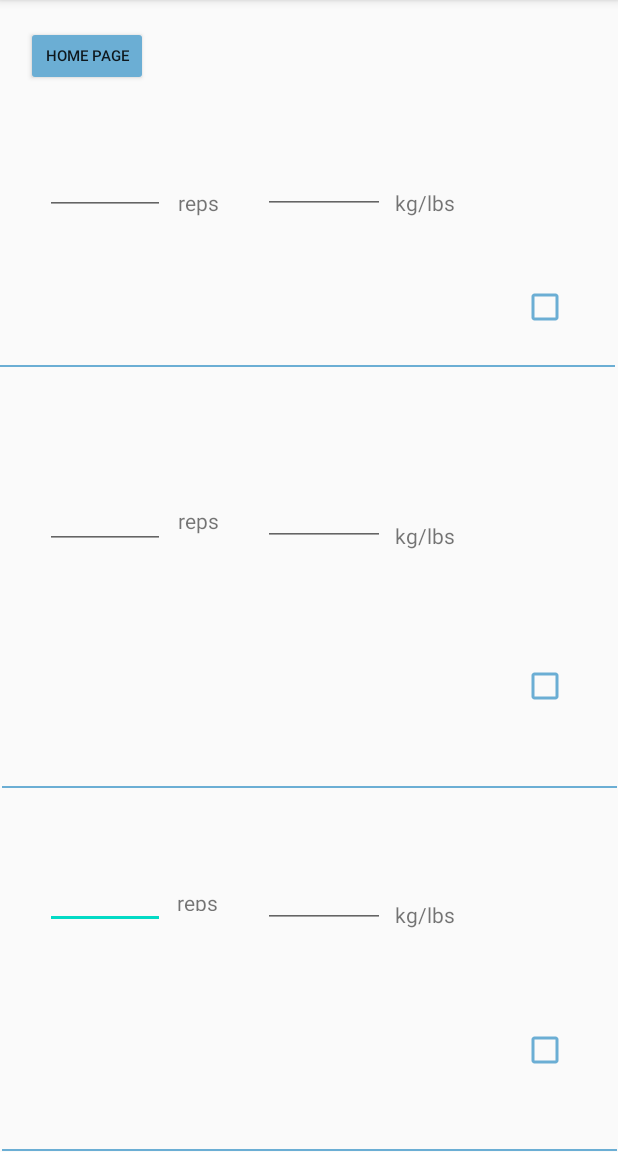
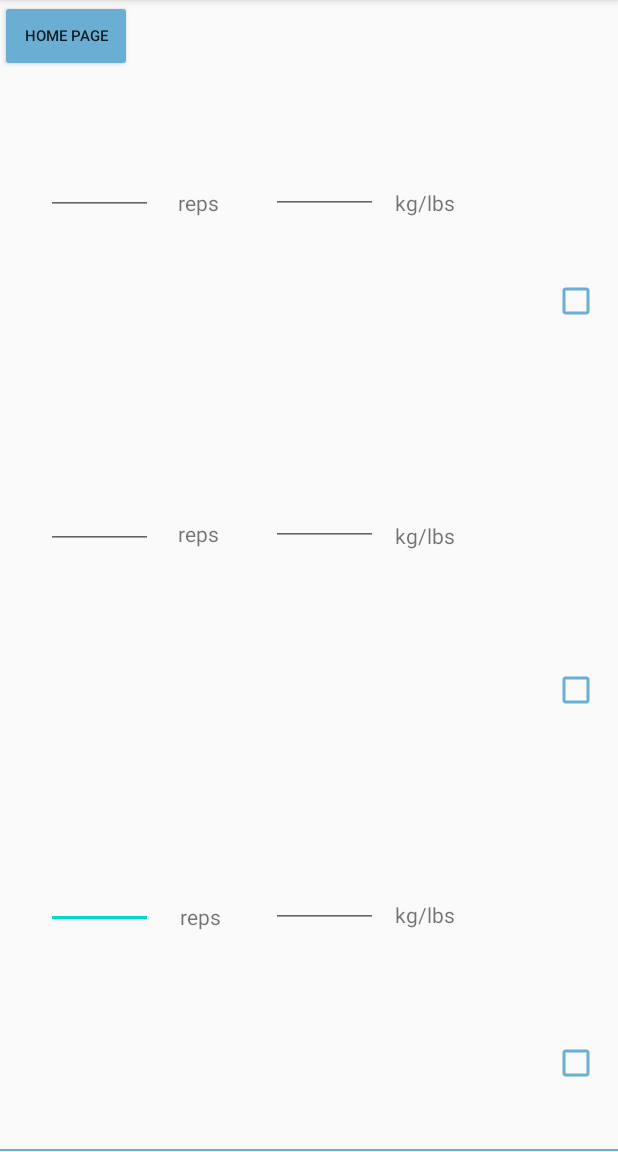
Before and after one commit to syyyl7/AppJPSS, an Android app: the pushups screen opened directly, with no data from a screen before it, on a phone screen of 412 x 824 dp, the part 84-1236 px from its top. Run offline under Robolectric (Android 15) with nearby library versions, the phone set to English and light mode, and no system bars.

Commit message:
project corrections

```diff
--- a/app/src/main/res/layout/activity_pushups.xml
+++ b/app/src/main/res/layout/activity_pushups.xml
@@ -8,33 +8,32 @@
 
     <View
         android:id="@+id/view3"
-        android:layout_width="410dp"
-        android:layout_height="245dp"
+        android:layout_width="wrap_content"
+        android:layout_height="wrap_content"
+        android:background="@drawable/border"
         app:layout_constraintBottom_toBottomOf="parent"
         app:layout_constraintEnd_toEndOf="parent"
         app:layout_constraintHorizontal_bias="0.5"
         app:layout_constraintStart_toStartOf="parent"
         app:layout_constraintTop_toTopOf="parent"
-        app:layout_constraintVertical_bias="1.0"
-        android:background="@drawable/border"/>
+        app:layout_constraintVertical_bias="1.0" />
 
 
     <TextView
         android:id="@+id/textView7"
-        android:layout_width="34dp"
-        android:layout_height="15dp"
-        android:layout_marginTop="452dp"
+        android:layout_width="wrap_content"
+        android:layout_height="wrap_content"
         android:text="reps"
         app:layout_constraintBottom_toBottomOf="parent"
         app:layout_constraintEnd_toEndOf="parent"
         app:layout_constraintHorizontal_bias="0.312"
         app:layout_constraintStart_toStartOf="parent"
         app:layout_constraintTop_toTopOf="parent"
-        app:layout_constraintVertical_bias="0.465" />
+        app:layout_constraintVertical_bias="0.803" />
 
     <EditText
         android:id="@+id/editTextNumber5"
-        android:layout_width="80dp"
+        android:layout_width="71dp"
         android:layout_height="41dp"
         android:ems="10"
         android:inputType="number"
@@ -47,8 +46,8 @@
 
     <CheckBox
         android:id="@+id/checkBox3"
-        android:layout_width="53dp"
-        android:layout_height="50dp"
+        android:layout_width="wrap_content"
+        android:layout_height="wrap_content"
         android:buttonTint="#6BAED4"
         app:layout_constraintBottom_toBottomOf="parent"
         app:layout_constraintEnd_toEndOf="parent"
@@ -59,20 +58,19 @@
 
     <View
         android:id="@+id/view2"
-        android:layout_width="410dp"
-        android:layout_height="0dp"
-        android:layout_marginBottom="241dp"
+        android:layout_width="wrap_content"
+        android:layout_height="wrap_content"
+        android:background="@drawable/border"
         app:layout_constraintBottom_toBottomOf="parent"
         app:layout_constraintEnd_toEndOf="parent"
         app:layout_constraintHorizontal_bias="0.5"
         app:layout_constraintStart_toStartOf="parent"
         app:layout_constraintTop_toBottomOf="@+id/button6"
-        app:layout_constraintVertical_bias="0.504"
-        android:background="@drawable/border"/>
+        app:layout_constraintVertical_bias="0.504" />
 
     <EditText
         android:id="@+id/editTextNumber4"
-        android:layout_width="81dp"
+        android:layout_width="71dp"
         android:layout_height="40dp"
         android:ems="10"
         android:inputType="number"
@@ -85,7 +83,7 @@
 
     <EditText
         android:id="@+id/editTextNumber6"
-        android:layout_width="81dp"
+        android:layout_width="71dp"
         android:layout_height="40dp"
         android:ems="10"
         android:inputType="number"
@@ -100,17 +98,17 @@
         android:id="@+id/textView5"
         android:layout_width="wrap_content"
         android:layout_height="wrap_content"
-        android:layout_marginTop="212dp"
         android:text="reps"
         app:layout_constraintBottom_toBottomOf="parent"
         app:layout_constraintEnd_toEndOf="parent"
         app:layout_constraintHorizontal_bias="0.308"
         app:layout_constraintStart_toStartOf="parent"
         app:layout_constraintTop_toTopOf="parent"
-        app:layout_constraintVertical_bias="0.234" />
+        app:layout_constraintVertical_bias="0.462" />
+
     <EditText
         android:id="@+id/editTextNumber3"
-        android:layout_width="80dp"
+        android:layout_width="71dp"
         android:layout_height="41dp"
         android:ems="10"
         android:inputType="number"
@@ -123,17 +121,13 @@
 
     <View
         android:id="@+id/view"
-        android:layout_width="410dp"
-        android:layout_height="245dp"
+        android:layout_width="wrap_content"
+        android:layout_height="wrap_content"
         android:background="@drawable/border"
         android:backgroundTint="#6BAED4"
         android:foregroundTint="#000000"
-        app:layout_constraintBottom_toTopOf="@+id/view2"
-        app:layout_constraintEnd_toEndOf="parent"
-        app:layout_constraintHorizontal_bias="0.0"
-        app:layout_constraintStart_toStartOf="parent"
-        app:layout_constraintTop_toTopOf="parent"
-        app:layout_constraintVertical_bias="0.0" />
+        tools:layout_editor_absoluteX="0dp"
+        tools:layout_editor_absoluteY="0dp" />
 
     <TextView
         android:id="@+id/textView4"
@@ -173,25 +167,23 @@
 
     <Button
         android:id="@+id/button6"
-        android:layout_width="81dp"
-        android:layout_height="40dp"
-        android:layout_marginStart="16dp"
-        android:layout_marginTop="16dp"
-        android:layout_marginEnd="19dp"
-        android:layout_marginBottom="187dp"
+        android:layout_width="wrap_content"
+        android:layout_height="wrap_content"
         android:backgroundTint="#6BAED4"
         android:text="Home page"
         android:textAlignment="gravity"
         android:textSize="10sp"
-        app:layout_constraintBottom_toTopOf="@+id/view2"
-        app:layout_constraintEnd_toStartOf="@+id/textView3"
+        app:layout_constraintBottom_toBottomOf="parent"
+        app:layout_constraintEnd_toEndOf="parent"
+        app:layout_constraintHorizontal_bias="0.0"
         app:layout_constraintStart_toStartOf="parent"
-        app:layout_constraintTop_toTopOf="parent" />
+        app:layout_constraintTop_toTopOf="parent"
+        app:layout_constraintVertical_bias="0.0" />
 
     <CheckBox
         android:id="@+id/checkBox"
-        android:layout_width="53dp"
-        android:layout_height="50dp"
+        android:layout_width="wrap_content"
+        android:layout_height="wrap_content"
         android:buttonTint="#6BAED4"
         app:layout_constraintBottom_toBottomOf="parent"
         app:layout_constraintEnd_toEndOf="parent"
@@ -202,8 +194,8 @@
 
     <CheckBox
         android:id="@+id/checkBox2"
-        android:layout_width="53dp"
-        android:layout_height="50dp"
+        android:layout_width="wrap_content"
+        android:layout_height="wrap_content"
         android:buttonTint="#6BAED4"
         app:layout_constraintBottom_toBottomOf="parent"
         app:layout_constraintEnd_toEndOf="parent"
@@ -214,7 +206,7 @@
 
     <EditText
         android:id="@+id/editTextNumber"
-        android:layout_width="80dp"
+        android:layout_width="71dp"
         android:layout_height="41dp"
         android:ems="10"
         android:inputType="number"
@@ -227,7 +219,7 @@
 
     <EditText
         android:id="@+id/editTextNumber2"
-        android:layout_width="81dp"
+        android:layout_width="71dp"
         android:layout_height="40dp"
         android:ems="10"
         android:inputType="number"
```
Also changed, not shown: app/src/main/res/layout/activity_jumpingjacks.xml (+36 -44 lines), app/src/main/res/layout/activity_main.xml (+11 -10 lines), app/src/main/res/layout/activity_situps.xml (+36 -44 lines), app/src/main/res/layout/activity_squats.xml (+36 -44 lines), app/src/main/res/layout/activity_timer.xml (+24 -24 lines), app/src/main/res/layout/home_page.xml (+73 -73 lines).
